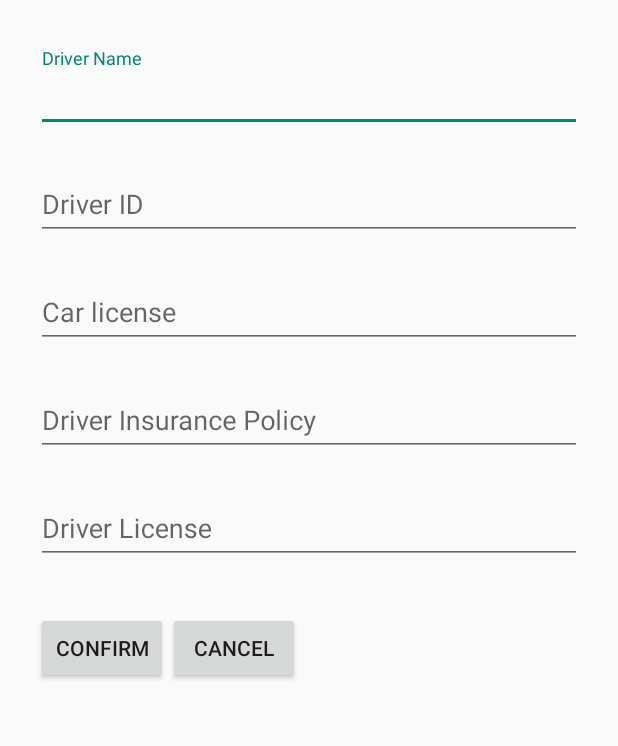
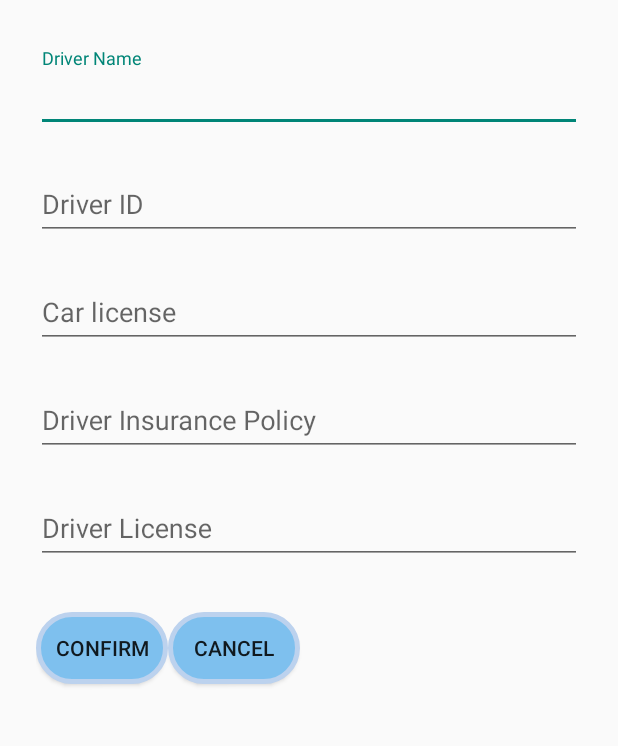
Before and after one commit to ronst22/Bumpy, an Android app: the OtherDriverActivity screen opened directly, with no data from a screen before it, on a phone screen of 412 x 824 dp, the part 276-1022 px from its top. Run offline under Robolectric (Android 15) with nearby library versions, the phone set to English and light mode, and no system bars; our stand-ins replace Volley; libraries missing offline, so code that uses them is left out: com.facebook, com.facebook.login.

Commit message:
making the buttons beautiful

```diff
--- /dev/null
+++ b/app/src/main/res/drawable/rounded_button.xml
@@ -0,0 +1,12 @@
+<?xml version="1.0" encoding="utf-8"?>
+<shape xmlns:android="http://schemas.android.com/apk/res/android"
+    android:shape="rectangle">
+    <solid android:color="#7ec0ee" />
+    <corners android:bottomRightRadius="200dp"
+        android:bottomLeftRadius="200dp"
+        android:topRightRadius="200dp"
+        android:topLeftRadius="200dp"/>
+    <stroke
+        android:width="3dp"
+        android:color="#bcd2ee" />
+</shape>
--- a/app/src/main/res/layout/activity_other_driver.xml
+++ b/app/src/main/res/layout/activity_other_driver.xml
@@ -35,13 +35,15 @@
             <android.support.design.widget.TextInputLayout
                 android:layout_width="match_parent"
                 android:layout_height="wrap_content"
-            android:layout_marginTop="8dp"
-            android:layout_marginBottom="8dp">
-            <EditText android:id="@+id/driverName"
+                android:layout_marginBottom="8dp"
+                android:layout_marginTop="8dp">
+
+                <EditText
+                    android:id="@+id/driverName"
                     android:layout_width="match_parent"
                     android:layout_height="wrap_content"
-                android:inputType="textCapWords"
-                android:hint="@string/driver_name" />
+                    android:hint="@string/driver_name"
+                    android:inputType="textCapWords" />
             </android.support.design.widget.TextInputLayout>
 
             <!-- driver id Label -->
@@ -111,7 +113,8 @@
                     android:layout_marginTop="24dp"
                     android:onClick="Confirm"
                     android:padding="12dp"
-                android:text="@string/Confirm" />
+                    android:text="@string/Confirm"
+                    android:background="@drawable/rounded_button"/>
 
                 <!-- Cancel Button -->
                 <android.support.v7.widget.AppCompatButton
@@ -123,7 +126,8 @@
                     android:layout_marginTop="24dp"
                     android:onClick="Cancel"
                     android:padding="12dp"
-                android:text="@string/cancel" />
+                    android:text="@string/cancel"
+                    android:background="@drawable/rounded_button"/>
             </LinearLayout>
 
         </LinearLayout>
--- a/app/src/main/res/layout/activity_user_data.xml
+++ b/app/src/main/res/layout/activity_user_data.xml
@@ -111,7 +111,8 @@
                     android:layout_marginTop="24dp"
                     android:onClick="Confirm"
                     android:padding="12dp"
-                    android:text="@string/Confirm" />
+                    android:text="@string/Confirm"
+                    android:background="@drawable/rounded_button"/>
 
                 <!-- Cancel Button -->
                 <android.support.v7.widget.AppCompatButton
@@ -123,7 +124,8 @@
                     android:layout_marginTop="24dp"
                     android:onClick="Cancel"
                     android:padding="12dp"
-                    android:text="@string/cancel" />
+                    android:text="@string/cancel"
+                    android:background="@drawable/rounded_button"/>
             </LinearLayout>
 
         </LinearLayout>
```
Also changed, not shown: app/src/main/res/drawable/half_bottom_button.xml (added, +12 -0 lines), app/src/main/res/drawable/half_top_button.xml (added, +12 -0 lines), app/src/main/res/drawable/image_border.xml (added, +7 -0 lines), app/src/main/res/layout/activity_ambulance.xml (+6 -4 lines), app/src/main/res/layout/activity_main.xml (+7 -3 lines), app/src/main/res/layout/activity_police.xml (+6 -4 lines). Lines whose indentation alone changed are shown as unchanged.
